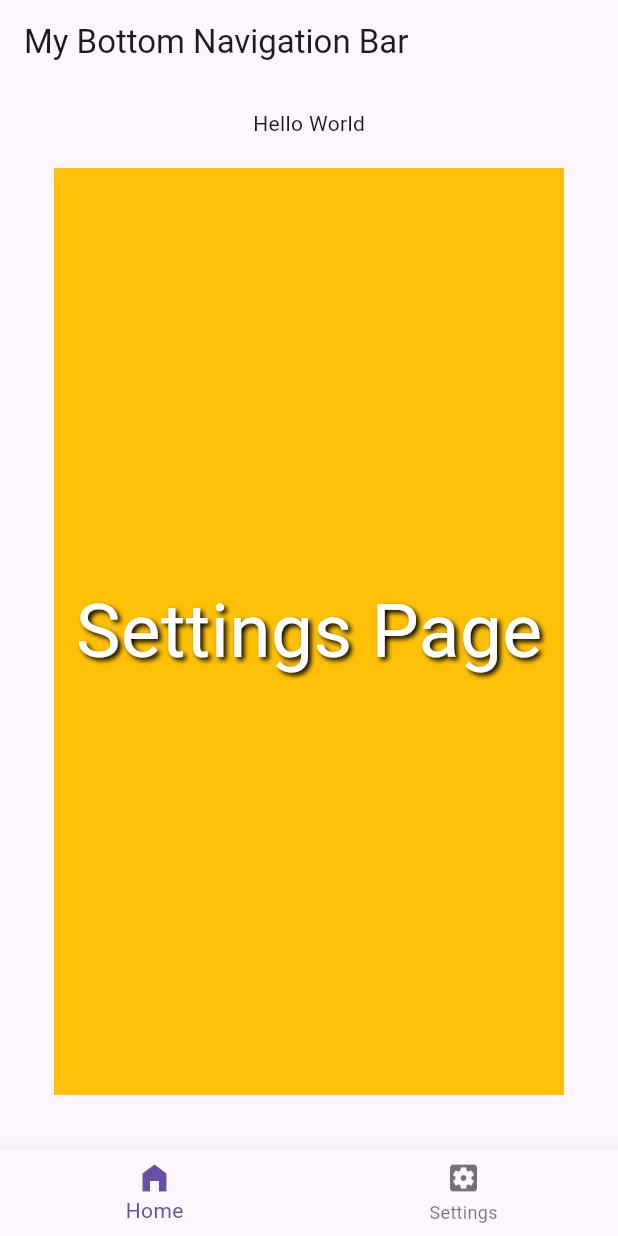
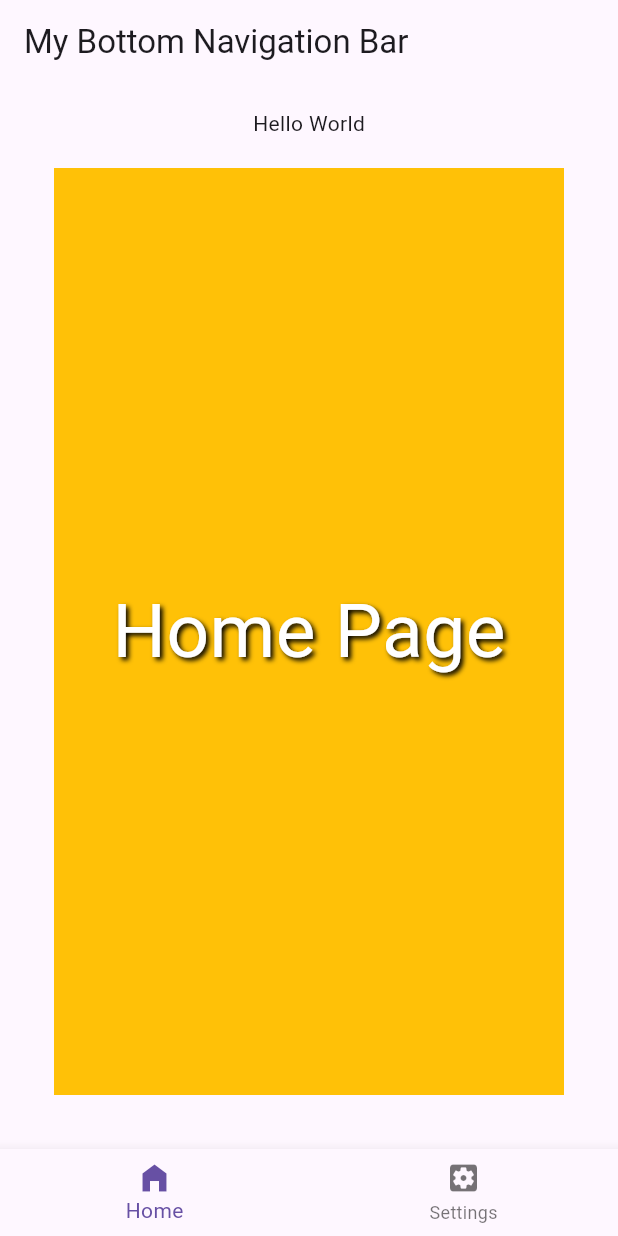
Before and after one commit to Per1ova/widgets_vi, a Flutter app: the screen it shows after launch, on a phone screen of 412 x 824 dp. Run offline on Flutter 3.47's test engine with Material 3 defaults, Android fonts, the phone set to English and light mode, and no system bars.

Commit message:
Tilte correction

```diff
--- a/lib/main.dart
+++ b/lib/main.dart
@@ -82,7 +82,7 @@ class Home extends StatelessWidget {
           color: Colors.amber,
           child: Center(
             child: Text(
-              'Settings Page',
+              'Home Page',
               style: TextStyle(fontSize: 50, color: Colors.white, shadows: [
                 Shadow(offset: Offset(2, 2), blurRadius: 4, color: Colors.black)
               ]),
```
